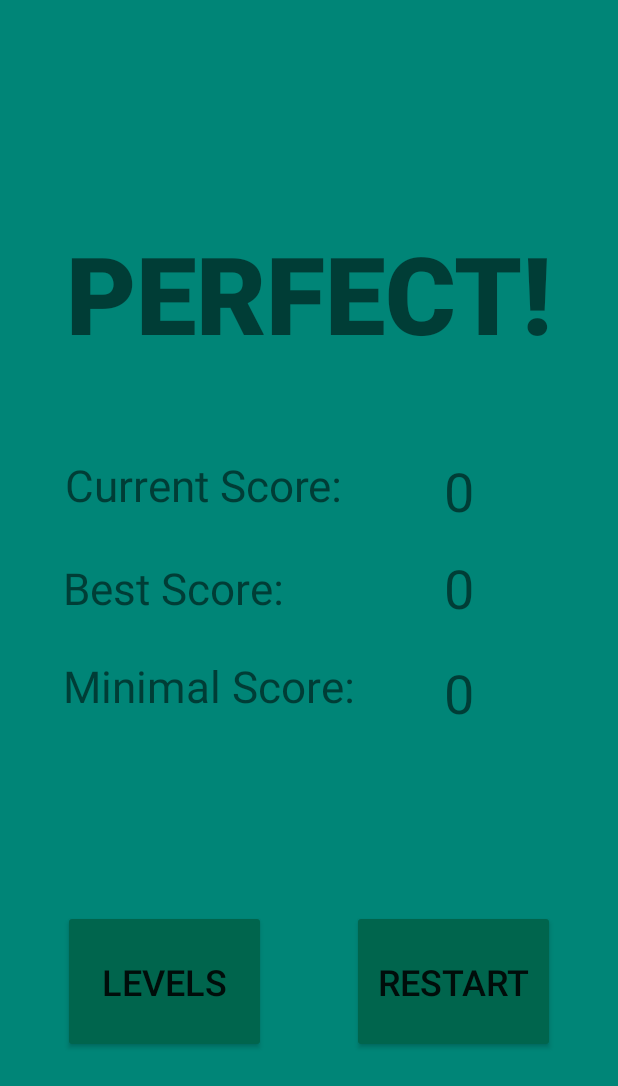
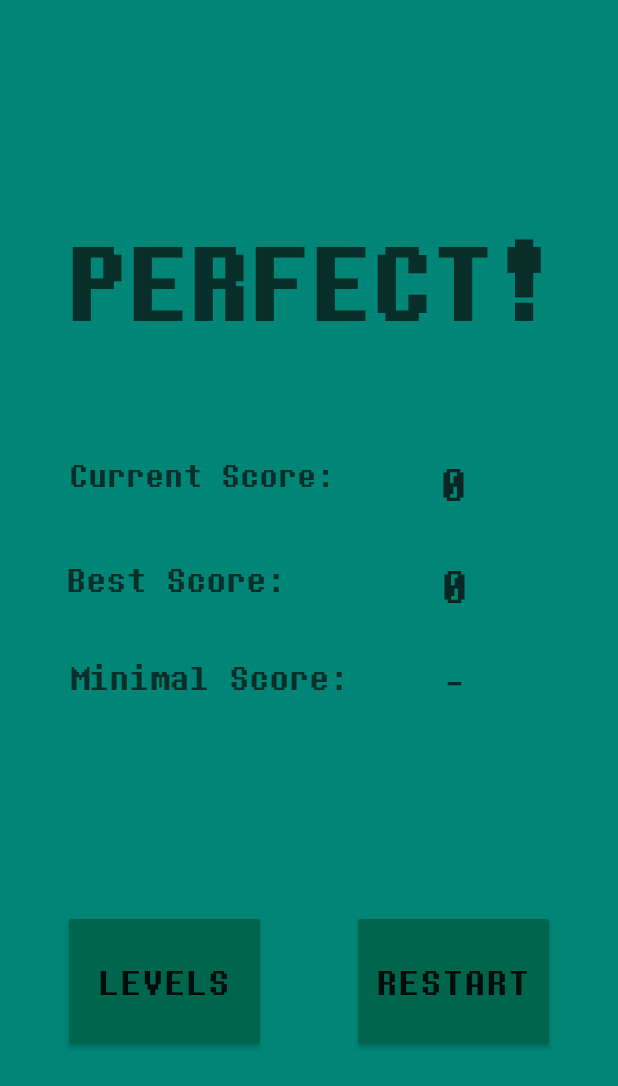
Before and after one commit to StevenBrons/sokoban, an Android app: the WinLose screen opened directly, with no data from a screen before it, on a phone screen of 412 x 824 dp. Shown: the top 1086 px of the screen. Run offline under Robolectric (Android 15) with nearby library versions, the phone set to English and light mode, and no system bars; 5 statements that could not run were skipped.

Commit message:
Restart button works.

```diff
--- a/sokoban_app/app/src/main/java/com/debernardi/sokoban/GameActivity.java
+++ b/sokoban_app/app/src/main/java/com/debernardi/sokoban/GameActivity.java
@@ -18,7 +18,6 @@ public class GameActivity extends AppCompatActivity {
 
     GameView view;
     GameHandler handler;
-
 
     @Override
     protected void onCreate(Bundle savedInstanceState) {
@@ -75,4 +74,5 @@ public class GameActivity extends AppCompatActivity {
         startWinLose.putExtras(b);
         startActivity(startWinLose);
     }
+
 }
--- a/sokoban_app/app/src/main/java/com/debernardi/sokoban/WinLose.java
+++ b/sokoban_app/app/src/main/java/com/debernardi/sokoban/WinLose.java
@@ -25,6 +25,7 @@ public class WinLose  extends AppCompatActivity {
 
 	private int currentScore, bestScore, minimumScore;
 	private boolean newBest;
+	private String levelFileName;
 
 	public Button restart, levelSelect;
 	public TextView txtWin, txtCurrentScore, txtBestScore, txtMinimumScore;
@@ -34,11 +35,11 @@ public class WinLose  extends AppCompatActivity {
 		if(b == null)
 			System.out.println("The bundle could not be created in WinLose.java.");
 
-		//TODO: We also need to pass the level  in some way.
 		currentScore = b.getInt("currentScore");
 		bestScore = b.getInt("bestScore");
 		minimumScore = b.getInt("minimumScore");
 		newBest = b.getBoolean("newBest");
+		levelFileName = b.getString("levelFileName");
 	}
 
 	private void initializeViews(){
@@ -63,7 +64,7 @@ public class WinLose  extends AppCompatActivity {
 	private void setNumbers(){
 		txtCurrentScore.setText(Integer.toString(currentScore));
 		txtBestScore.setText(Integer.toString(bestScore));
-		txtMinimumScore.setText(Integer.toString(minimumScore));
+		txtMinimumScore.setText((minimumScore > 0)?Integer.toString(minimumScore):"-");
 	}
 
 	@Override
@@ -83,9 +84,8 @@ public class WinLose  extends AppCompatActivity {
 	}
 
 	public void onClickRestartLevel(View view) {
-		//TODO: Go to the last played level.
-		System.out.println("YET TO BE IMPLEMENTED!");
-		//Intent restartLevel = new Intent(this, ?);
-		//startActivity(restartLevel);
+		Intent startGame = new Intent(this, GameActivity.class);
+		startGame.putExtra("levelFileName", levelFileName);
+		startActivity(startGame);
 	}
 }
--- a/sokoban_app/app/src/main/java/game/GameHandler.java
+++ b/sokoban_app/app/src/main/java/game/GameHandler.java
@@ -88,6 +88,7 @@ public class GameHandler extends AppCompatActivity {
         b.putInt("bestScore", highscore);
         b.putInt("minimumScore", level.getBestPossibleScore());
         b.putBoolean("newBest", newBest);
+        b.putString("levelFileName", level.getLevelPath());
 
         context.won(b);
     }
--- a/sokoban_app/app/src/main/res/layout/activity_winlose.xml
+++ b/sokoban_app/app/src/main/res/layout/activity_winlose.xml
@@ -15,7 +15,10 @@
         android:layout_marginTop="8dp"
         android:layout_marginEnd="8dp"
         android:layout_marginBottom="8dp"
+        android:fontFamily="@font/dtm_mono"
         android:text="@string/score_best"
+        android:textAlignment="center"
+        android:textColor="#B20C0808"
         android:textSize="30sp"
         app:autoSizeTextType="uniform"
         app:layout_constraintBottom_toBottomOf="parent"
@@ -33,7 +36,10 @@
         android:layout_marginTop="8dp"
         android:layout_marginEnd="8dp"
         android:layout_marginBottom="8dp"
+        android:fontFamily="@font/dtm_mono"
         android:text="@string/score_minimal"
+        android:textAlignment="center"
+        android:textColor="#B20C0808"
         android:textSize="30sp"
         app:autoSizeTextType="uniform"
         app:layout_constraintBottom_toBottomOf="parent"
@@ -51,9 +57,10 @@
         android:layout_marginTop="8dp"
         android:layout_marginEnd="8dp"
         android:layout_marginBottom="8dp"
-        android:fontFamily="sans-serif-medium"
+        android:fontFamily="@font/dtm_mono"
         android:textAlignment="center"
         android:textAllCaps="true"
+        android:textColor="#B20C0808"
         android:textSize="36sp"
         android:textStyle="bold"
         app:autoSizeTextType="uniform"
@@ -71,66 +78,75 @@
         android:layout_marginTop="8dp"
         android:layout_marginEnd="8dp"
         android:layout_marginBottom="8dp"
+        android:fontFamily="@font/dtm_mono"
         android:text="@string/score_current"
+        android:textAlignment="center"
+        android:textColor="#B20C0808"
         android:textSize="30sp"
         app:autoSizeTextType="uniform"
         app:layout_constraintBottom_toBottomOf="parent"
         app:layout_constraintEnd_toEndOf="parent"
-        app:layout_constraintHorizontal_bias="0.167"
+        app:layout_constraintHorizontal_bias="0.162"
         app:layout_constraintStart_toStartOf="parent"
         app:layout_constraintTop_toTopOf="parent"
         app:layout_constraintVertical_bias="0.389" />
 
     <TextView
         android:id="@+id/currentScore"
-        android:layout_width="89dp"
-        android:layout_height="51dp"
+        android:layout_width="80dp"
+        android:layout_height="42dp"
         android:layout_marginStart="8dp"
         android:layout_marginTop="8dp"
         android:layout_marginEnd="8dp"
         android:layout_marginBottom="8dp"
+        android:fontFamily="@font/dtm_mono"
         android:textAlignment="center"
-        android:textSize="36sp"
+        android:textColor="#BF0C0707"
+        android:textSize="30sp"
         app:layout_constraintBottom_toBottomOf="parent"
         app:layout_constraintEnd_toEndOf="parent"
-        app:layout_constraintHorizontal_bias="0.826"
+        app:layout_constraintHorizontal_bias="0.803"
         app:layout_constraintStart_toStartOf="parent"
         app:layout_constraintTop_toTopOf="parent"
-        app:layout_constraintVertical_bias="0.389" />
+        app:layout_constraintVertical_bias="0.386" />
 
     <TextView
         android:id="@+id/bestScore"
-        android:layout_width="89dp"
-        android:layout_height="55dp"
+        android:layout_width="82dp"
+        android:layout_height="42dp"
         android:layout_marginStart="8dp"
         android:layout_marginTop="8dp"
         android:layout_marginEnd="8dp"
         android:layout_marginBottom="8dp"
+        android:fontFamily="@font/dtm_mono"
         android:textAlignment="center"
-        android:textSize="36sp"
+        android:textColor="#BF0C0707"
+        android:textSize="30sp"
         app:layout_constraintBottom_toBottomOf="parent"
         app:layout_constraintEnd_toEndOf="parent"
-        app:layout_constraintHorizontal_bias="0.826"
+        app:layout_constraintHorizontal_bias="0.808"
         app:layout_constraintStart_toStartOf="parent"
         app:layout_constraintTop_toTopOf="parent"
-        app:layout_constraintVertical_bias="0.477" />
+        app:layout_constraintVertical_bias="0.475" />
 
     <TextView
         android:id="@+id/minimumScore"
-        android:layout_width="89dp"
-        android:layout_height="50dp"
+        android:layout_width="83dp"
+        android:layout_height="42dp"
         android:layout_marginStart="8dp"
         android:layout_marginTop="8dp"
         android:layout_marginEnd="8dp"
         android:layout_marginBottom="8dp"
+        android:fontFamily="@font/dtm_mono"
         android:textAlignment="center"
-        android:textSize="36sp"
+        android:textColor="#BF0C0707"
+        android:textSize="30sp"
         app:layout_constraintBottom_toBottomOf="parent"
         app:layout_constraintEnd_toEndOf="parent"
-        app:layout_constraintHorizontal_bias="0.826"
+        app:layout_constraintHorizontal_bias="0.81"
         app:layout_constraintStart_toStartOf="parent"
         app:layout_constraintTop_toTopOf="parent"
-        app:layout_constraintVertical_bias="0.566" />
+        app:layout_constraintVertical_bias="0.56" />
 
     <Button
         android:id="@+id/button_levels"
@@ -141,6 +157,7 @@
         android:layout_marginEnd="8dp"
         android:layout_marginBottom="8dp"
         android:backgroundTint="@color/colorPrimaryDark"
+        android:fontFamily="@font/dtm_mono"
         android:onClick="onClickLevelSelect"
         android:text="@string/button_levels"
         android:textSize="24sp"
@@ -160,6 +177,7 @@
         android:layout_marginEnd="8dp"
         android:layout_marginBottom="8dp"
         android:backgroundTint="@color/colorPrimaryDark"
+        android:fontFamily="@font/dtm_mono"
         android:onClick="onClickRestartLevel"
         android:text="@string/button_restart"
         android:textSize="24sp"
```
